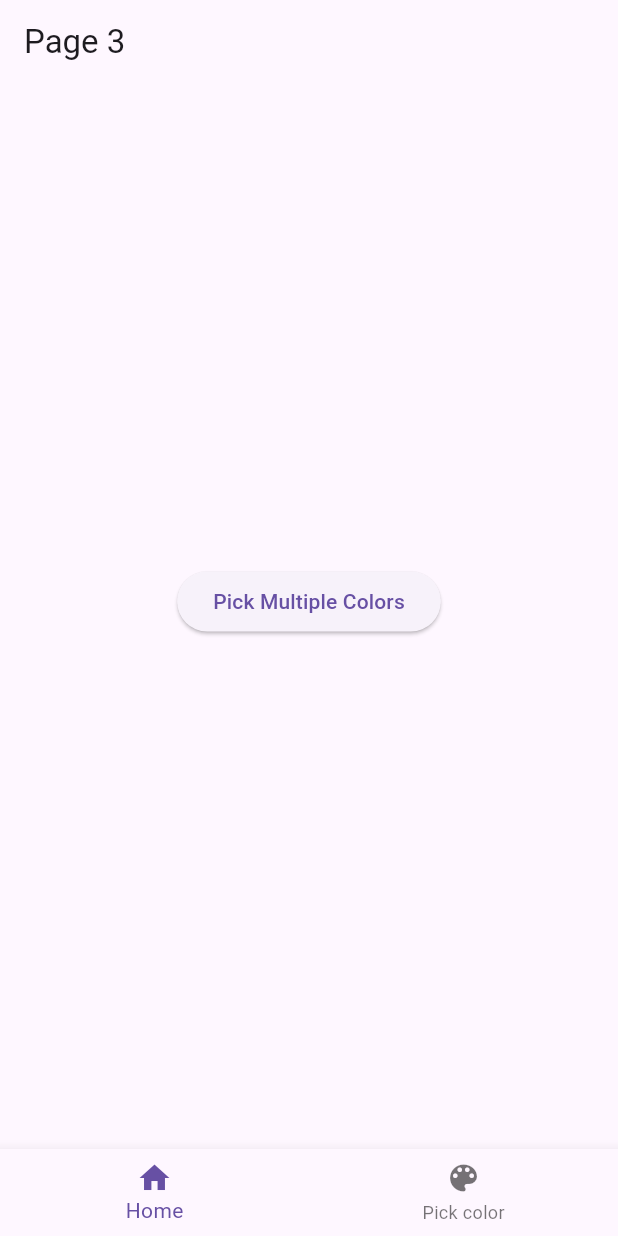
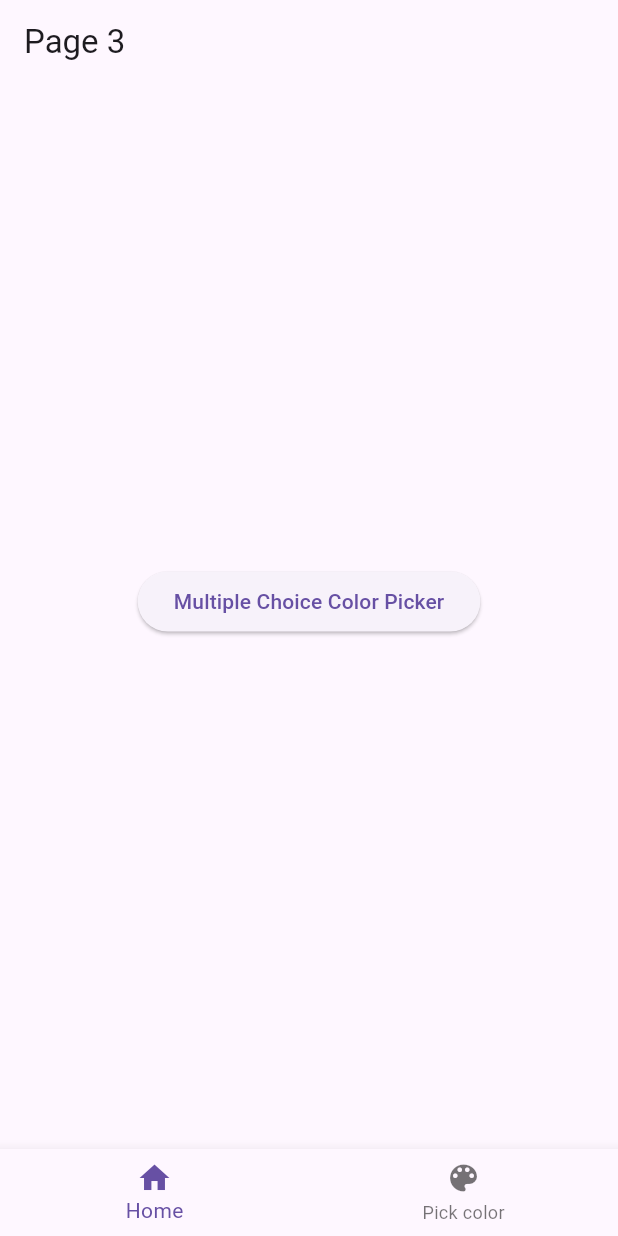
Before and after one commit to minhbao157/flutter_test_2, a Flutter app: the Page3 screen opened by its route, on a phone screen of 412 x 824 dp. Run offline on Flutter 3.47's test engine with Material 3 defaults, Android fonts, the phone set to English and light mode, and no system bars; our stand-ins replace flutter_colorpicker, go_router.

Commit message:
Revert "add multi block pick color with reset color when change tab"
This reverts commit fb7deacc84a63dcea26fc54aa95d7b333b11e5c4.

```diff
--- a/lib/main.dart
+++ b/lib/main.dart
@@ -1,7 +1,7 @@
 import 'package:flutter/material.dart';
+import 'package:namer_app/provider/color_state.dart';
 import 'package:provider/provider.dart';
 import 'package:go_router/go_router.dart';
-import 'provider/color_provider.dart';
 import 'provider/counter.dart';
 import 'pages/page1.dart';
 import 'pages/page2.dart';
@@ -12,7 +12,7 @@
     MultiProvider(
       providers:[
       ChangeNotifierProvider(create: (_) => CounterProvider()),
-      ChangeNotifierProvider(create: (_) => ColorProvider()),
+      ChangeNotifierProvider(create: (_) => ColorState()),
     ],
     child: const MyApp(),
   ),
--- a/lib/pages/page3.dart
+++ b/lib/pages/page3.dart
@@ -1,8 +1,6 @@
 import 'package:flutter/material.dart';
+import 'package:flutter_colorpicker/flutter_colorpicker.dart';
 import 'package:go_router/go_router.dart';
-import 'package:provider/provider.dart';
-import '../provider/color_provider.dart';
-import '../provider/multi_block_picker.dart';
 
 class Page3 extends StatefulWidget {
   const Page3({Key? key}) : super(key: key);
@@ -12,41 +10,16 @@ class Page3 extends StatefulWidget {
 }
 
 class _Page3State extends State<Page3> {
-  final List<Color> availableColors = [
-    Colors.red,
-    Colors.pink,
-    Colors.purple,
-    Colors.deepPurple,
-    Colors.indigo,
-    Colors.blue,
-    Colors.lightBlue,
-    Colors.cyan,
-    Colors.teal,
-    Colors.green,
-    Colors.lightGreen,
-    Colors.lime,
-    Colors.yellow,
-    Colors.amber,
-    Colors.orange,
-    Colors.deepOrange,
-    Colors.brown,
-    Colors.grey,
-    Colors.blueGrey,
-    Colors.black,
-  ];
-
-  @override
-  void initState() {
-    super.initState();
-    // Reset lại màu đã chọn trong ColorProvider khi trang được tạo lại
-    Provider.of<ColorProvider>(context, listen: false).clearColors();
-  }
+  // Lưu trữ các màu sắc đã chọn
+  List<Color> selectedColors = [];
 
   @override
   Widget build(BuildContext context) {
     return Scaffold(
       appBar: AppBar(title: const Text('Page 3')),
-      body: Center(
+      body: Container(
+        alignment: Alignment.center,
+        padding: const EdgeInsets.all(20),
         child: Column(
           mainAxisSize: MainAxisSize.min,
           children: [
@@ -56,47 +29,48 @@ class _Page3State extends State<Page3> {
                   context: context,
                   builder: (BuildContext context) {
                     return AlertDialog(
-                      title: const Text('Pick multiple colors!'),
-                      content: Consumer<ColorProvider>(
-                        builder: (context, colorProvider, child) {
-                          return MultiBlockPicker(
-                            availableColors: availableColors,
-                            selectedColors: colorProvider.selectedColors,
-                            onColorToggle: (color) {
-                              colorProvider.toggleColor(color);
-                            },
-                          );
+                      title: const Text('Pick a color!'),
+                      content: SingleChildScrollView(
+                        child: MultipleChoiceBlockPicker(
+                          pickerColors: [Colors.red, Colors.yellow, Colors.green],
+                          onColorsChanged: (List<Color> colors) {
+                            setState(() {
+                              selectedColors = colors;
+                            });
                           },
                         ),
-                      actions: [
-                        TextButton(
-                          onPressed: () => context.pop(),
+                      ),
+                      actions: <Widget>[
+                        ElevatedButton(
                           child: const Text('DONE'),
+                          onPressed: () {
+                            context.pop();
+                          },
                         ),
                       ],
                     );
                   },
                 );
               },
-              child: const Text("Pick Multiple Colors"),
+              child: const Text("Multiple Choice Color Picker"),
             ),
             const SizedBox(height: 20),
-            Consumer<ColorProvider>(
-              builder: (context, colorProvider, child) {
-                return Wrap(
+            Wrap(
               spacing: 10,
               runSpacing: 10,
-                  children: colorProvider.selectedColors.map((color) {
+              children: selectedColors.map((color) {
                 return GestureDetector(
-                      onLongPress: () => colorProvider.removeColor(color),
+                  onLongPress: () {
+                    setState(() {
+                      selectedColors.remove(color);
+                    });
+                  },
                   child: CircleAvatar(
+                    radius: 30,
                     backgroundColor: color,
-                        radius: 30,
                   ),
                 );
               }).toList(),
-                );
-              },
             ),
           ],
         ),
--- /dev/null
+++ b/lib/provider/color_state.dart
@@ -0,0 +1,24 @@
+import 'package:flutter/material.dart';
+
+class ColorState with ChangeNotifier {
+  Color _selectedColor = Colors.white;
+  List<Color> _selectedColors = [];
+
+  Color get selectedColor => _selectedColor;
+  List<Color> get selectedColors => _selectedColors;
+
+  void updateSelectedColor(Color color) {
+    _selectedColor = color;
+    notifyListeners();
+  }
+
+  void addSelectedColor(Color color) {
+    _selectedColors.add(color);
+    notifyListeners();
+  }
+
+  void removeSelectedColor(Color color) {
+    _selectedColors.remove(color);
+    notifyListeners();
+  }
+}
```
Also changed, not shown: lib/provider/color_provider.dart (deleted, +0 -25 lines), lib/provider/multi_block_picker.dart (deleted, +0 -48 lines). Lines whose indentation alone changed are shown as unchanged.
